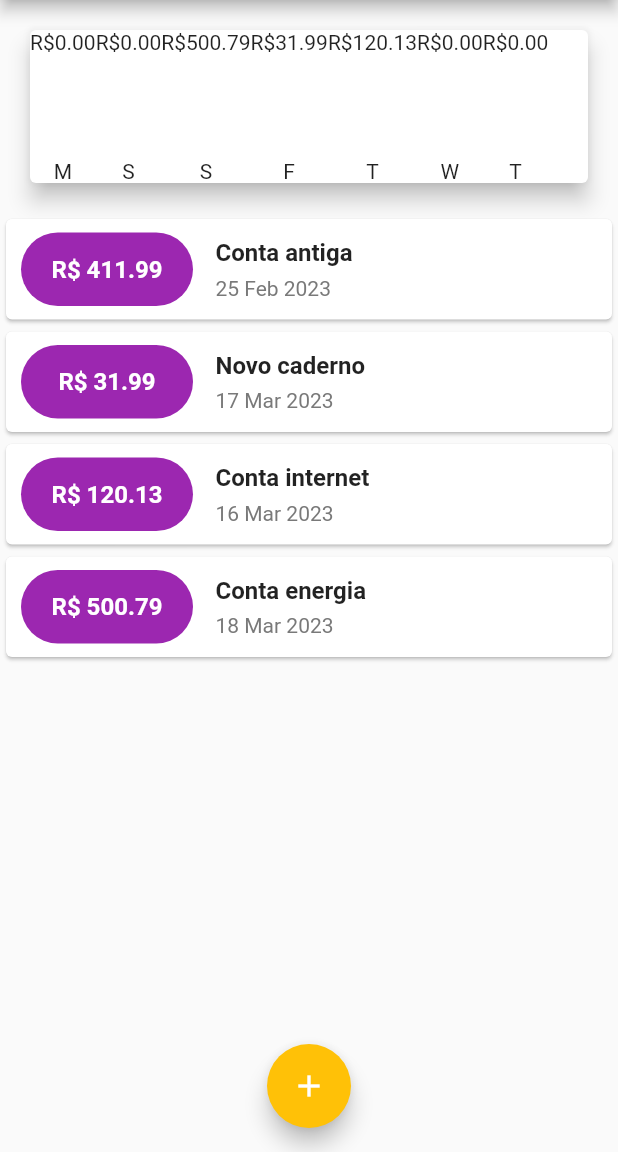
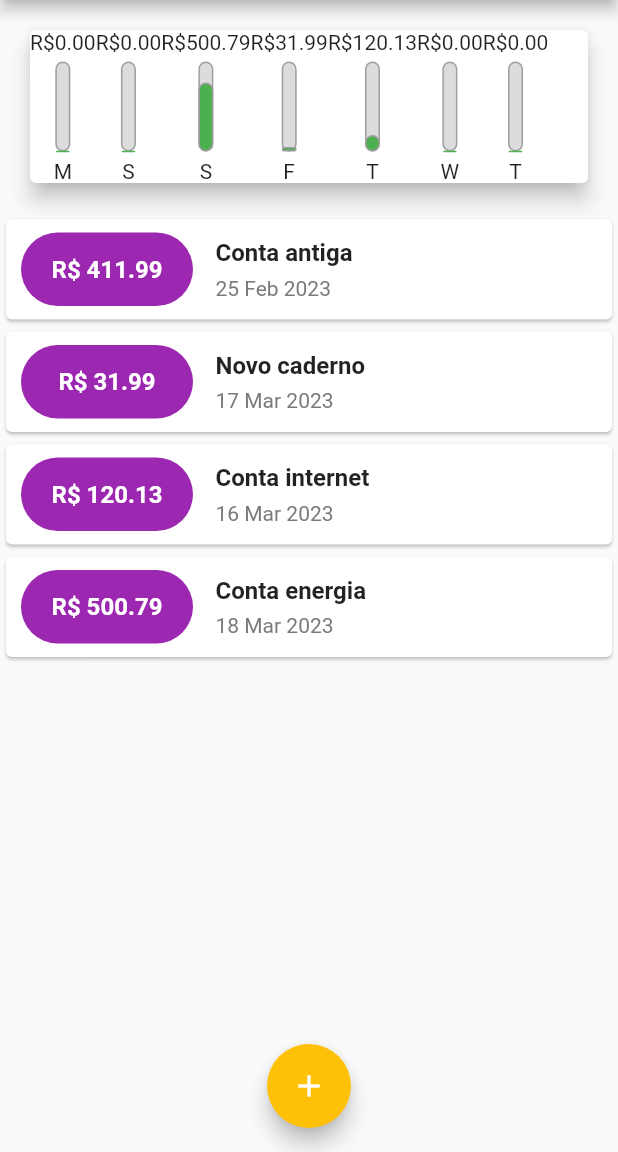
Before and after one commit to camila-fukuda/flutter_despesas_pessoais, a Flutter app: the screen it shows after launch, on a phone screen of 412 x 824 dp, the part 84-1236 px from its top. Run offline on Flutter 3.47's test engine with Material 2 defaults, Android fonts, the phone set to English and light mode, and no system bars.

Commit message:
Adicionada barra que representa a porcentagem do gasto do dia em relação à semana.

```diff
--- a/lib/components/chart.dart
+++ b/lib/components/chart.dart
@@ -33,6 +33,11 @@ class Chart extends StatelessWidget {
     });
   }
 
+  double get _weekTotalValue {
+    return groupedTransactions.fold(
+        0.0, (sum, tr) => sum + double.parse(tr['value'].toString()));
+  }
+
   @override
   Widget build(BuildContext context) {
     groupedTransactions;
@@ -44,7 +49,7 @@ class Chart extends StatelessWidget {
           return ChartBar(
             label: tr['day'] as String,
             value: tr['value'] as double,
-            percentage: 0,
+            percentage: (tr['value'] as double) / _weekTotalValue,
           );
         }).toList(),
       ),
--- a/lib/components/chart_bar.dart
+++ b/lib/components/chart_bar.dart
@@ -13,10 +13,31 @@ class ChartBar extends StatelessWidget {
       children: [
         Text('R\$${value?.toStringAsFixed(2)}'),
         const SizedBox(height: 5),
-        const SizedBox(
+        SizedBox(
           height: 60,
           width: 10,
-          child: null,
+          child: Stack(
+            alignment: Alignment.bottomCenter,
+            children: [
+              Container(
+                decoration: BoxDecoration(
+                  border: Border.all(color: Colors.grey, width: 1.0),
+                  color: const Color.fromRGBO(220, 220, 220, 1),
+                  borderRadius: BorderRadius.circular(5),
+                ),
+              ),
+              FractionallySizedBox(
+                heightFactor: percentage,
+                child: Container(
+                  decoration: BoxDecoration(
+                    border: Border.all(color: Colors.grey, width: 1.0),
+                    color: Theme.of(context).colorScheme.tertiary,
+                    borderRadius: BorderRadius.circular(5),
+                  ),
+                ),
+              ),
+            ],
+          ),
         ),
         const SizedBox(height: 5),
         Text(label!)
--- a/lib/main.dart
+++ b/lib/main.dart
@@ -20,9 +20,9 @@ class ExpensesApp extends StatelessWidget {
       home: const MyHomePage(),
       theme: tema.copyWith(
         colorScheme: tema.colorScheme.copyWith(
-          primary: Colors.purple,
-          secondary: Colors.amber,
-        ),
+            primary: Colors.purple,
+            secondary: Colors.amber,
+            tertiary: Colors.green),
         textTheme: tema.textTheme.copyWith(
           titleLarge: const TextStyle(
             fontFamily: 'OpenSans',
```
